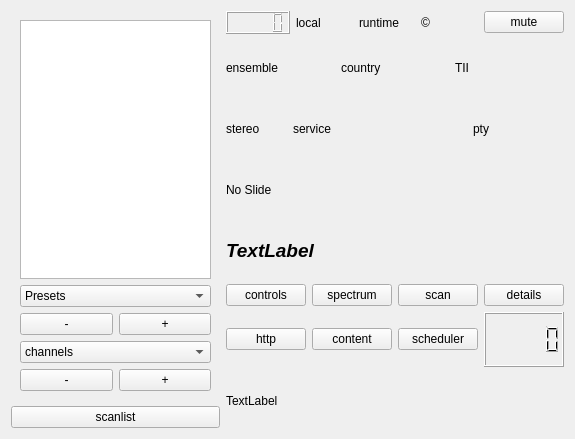
Before: the Qt Designer form qt-dab-s6/forms-v6/dabradio-6.ui in JvanKatwijk/qt-dab, drawn with Qt 5.
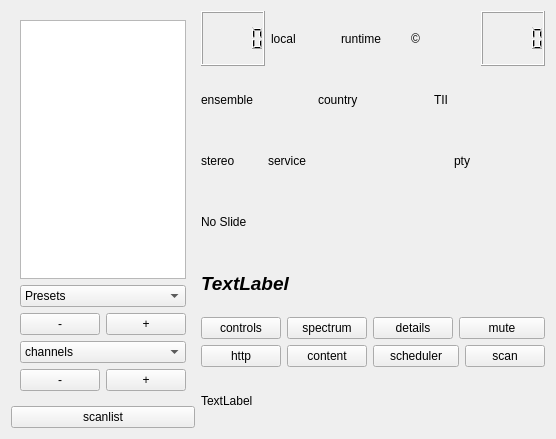
After: the same form once the commit is applied. Custom widgets are drawn as their Qt base class.

What changed in the file:
```diff
--- a/qt-dab-s6/forms-v6/dabradio-6.ui
+++ b/qt-dab-s6/forms-v6/dabradio-6.ui
@@ -6,7 +6,7 @@
    <rect>
     <x>0</x>
     <y>0</y>
-    <width>575</width>
+    <width>484</width>
     <height>439</height>
    </rect>
   </property>
@@ -19,7 +19,7 @@
   <property name="windowTitle">
    <string>Qt-DAB-6.1</string>
   </property>
-  <layout class="QHBoxLayout" name="horizontalLayout_10">
+  <layout class="QHBoxLayout" name="horizontalLayout_7">
    <item>
     <layout class="QVBoxLayout" name="verticalLayout_2">
      <item>
@@ -177,12 +177,9 @@
         </widget>
        </item>
        <item>
-        <widget class="smallPushButton" name="muteButton">
+        <widget class="QLCDNumber" name="cpuMonitor">
          <property name="toolTip">
-          <string>&lt;html&gt;&lt;head/&gt;&lt;body&gt;&lt;p&gt;Touhc this button to mute - or unmute - the audio. The duration of muting is displayed. Duration can be set in the configuration and control widget.&lt;/p&gt;&lt;/body&gt;&lt;/html&gt;</string>
-         </property>
-         <property name="text">
-          <string>mute</string>
+          <string>&lt;html&gt;&lt;head/&gt;&lt;body&gt;&lt;p&gt;cpuLoad. The number gives an estimate of the overall load of the CPU of the machine you are working on. So, it only gives an idea of the load caused by Qt-DAB if no other (large) programs are active.&lt;/p&gt;&lt;/body&gt;&lt;/html&gt;</string>
          </property>
         </widget>
        </item>
@@ -273,8 +270,8 @@
       </widget>
      </item>
      <item>
-      <layout class="QHBoxLayout" name="horizontalLayout_9">
-       <item>
+      <layout class="QGridLayout" name="gridLayout">
+       <item row="0" column="0">
         <widget class="smallPushButton" name="configButton">
          <property name="toolTip">
           <string>&lt;html&gt;&lt;head/&gt;&lt;body&gt;&lt;p&gt;Hide or  show the configuration-control widget&lt;/p&gt;&lt;/body&gt;&lt;/html&gt;</string>
@@ -284,7 +281,7 @@
          </property>
         </widget>
        </item>
-       <item>
+       <item row="0" column="1">
         <widget class="smallPushButton" name="spectrumButton">
          <property name="toolTip">
           <string>&lt;html&gt;&lt;head/&gt;&lt;body&gt;&lt;p&gt;Touch this button to show or hide the so-called spectrum widget, a widget with a number of displays showing the incoming signal.&lt;/p&gt;&lt;/body&gt;&lt;/html&gt;</string>
@@ -294,17 +291,7 @@
          </property>
         </widget>
        </item>
-       <item>
-        <widget class="smallPushButton" name="scanButton">
-         <property name="toolTip">
-          <string>&lt;html&gt;&lt;head/&gt;&lt;body&gt;&lt;p&gt;Start or stop a scan. The scanMode can be selected in the configuration-control widget&lt;/p&gt;&lt;/body&gt;&lt;/html&gt;</string>
-         </property>
-         <property name="text">
-          <string>scan</string>
-         </property>
-        </widget>
-       </item>
-       <item>
+       <item row="0" column="2">
         <widget class="smallPushButton" name="detailButton">
          <property name="toolTip">
           <string>&lt;html&gt;&lt;head/&gt;&lt;body&gt;&lt;p&gt;Show or hide a widget showing details of the currently selected service&lt;/p&gt;&lt;/body&gt;&lt;/html&gt;</string>
@@ -314,11 +301,17 @@
          </property>
         </widget>
        </item>
-      </layout>
-     </item>
-     <item>
-      <layout class="QHBoxLayout" name="horizontalLayout_7">
-       <item>
+       <item row="0" column="3" colspan="2">
+        <widget class="smallPushButton" name="muteButton">
+         <property name="toolTip">
+          <string>&lt;html&gt;&lt;head/&gt;&lt;body&gt;&lt;p&gt;Touhc this button to mute - or unmute - the audio. The duration of muting is displayed. Duration can be set in the configuration and control widget.&lt;/p&gt;&lt;/body&gt;&lt;/html&gt;</string>
+         </property>
+         <property name="text">
+          <string>mute</string>
+         </property>
+        </widget>
+       </item>
+       <item row="1" column="0">
         <widget class="smallPushButton" name="httpButton">
          <property name="toolTip">
           <string>&lt;html&gt;&lt;head/&gt;&lt;body&gt;&lt;p&gt;Start (or stop) a simple webserver for showing a map on which the locations of the transmitters found are shown&lt;/p&gt;&lt;/body&gt;&lt;/html&gt;</string>
@@ -328,7 +321,7 @@
          </property>
         </widget>
        </item>
-       <item>
+       <item row="1" column="1">
         <widget class="smallPushButton" name="contentButton">
          <property name="toolTip">
           <string>&lt;html&gt;&lt;head/&gt;&lt;body&gt;&lt;p&gt;Touch this button to see what the content of the currently selected ensemble is.&lt;/p&gt;&lt;p&gt;Specification is pretty detailed and can be saved in a &amp;quot;.csv&amp;quot; file&lt;/p&gt;&lt;/body&gt;&lt;/html&gt;</string>
@@ -338,7 +331,7 @@
          </property>
         </widget>
        </item>
-       <item>
+       <item row="1" column="2" colspan="2">
         <widget class="smallPushButton" name="scheduleButton">
          <property name="toolTip">
           <string>&lt;html&gt;&lt;head/&gt;&lt;body&gt;&lt;p&gt;Touch to add a command to the schedule list. Commands can be given for up to 7 days ahead.&lt;/p&gt;&lt;/body&gt;&lt;/html&gt;</string>
@@ -348,10 +341,13 @@
          </property>
         </widget>
        </item>
-       <item>
-        <widget class="QLCDNumber" name="cpuMonitor">
+       <item row="1" column="4">
+        <widget class="smallPushButton" name="scanButton">
          <property name="toolTip">
-          <string>&lt;html&gt;&lt;head/&gt;&lt;body&gt;&lt;p&gt;cpuLoad. The number gives an estimate of the overall load of the CPU of the machine you are working on. So, it only gives an idea of the load caused by Qt-DAB if no other (large) programs are active.&lt;/p&gt;&lt;/body&gt;&lt;/html&gt;</string>
+          <string>&lt;html&gt;&lt;head/&gt;&lt;body&gt;&lt;p&gt;Start or stop a scan. The scanMode can be selected in the configuration-control widget&lt;/p&gt;&lt;/body&gt;&lt;/html&gt;</string>
+         </property>
+         <property name="text">
+          <string>scan</string>
          </property>
         </widget>
        </item>
```
